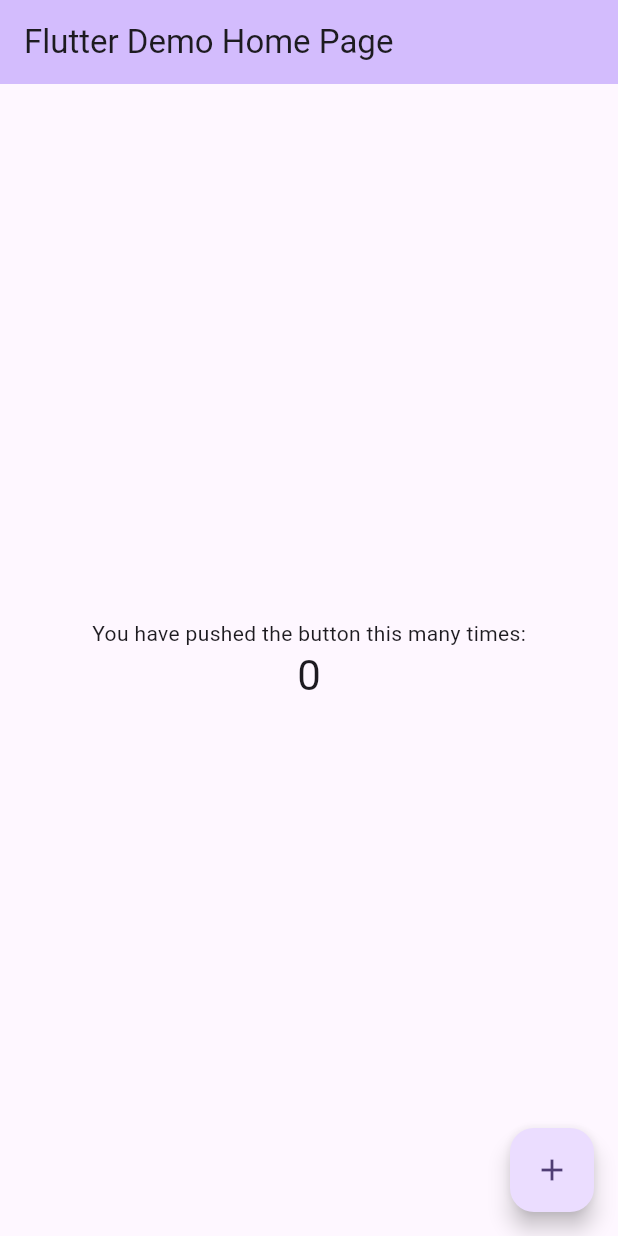
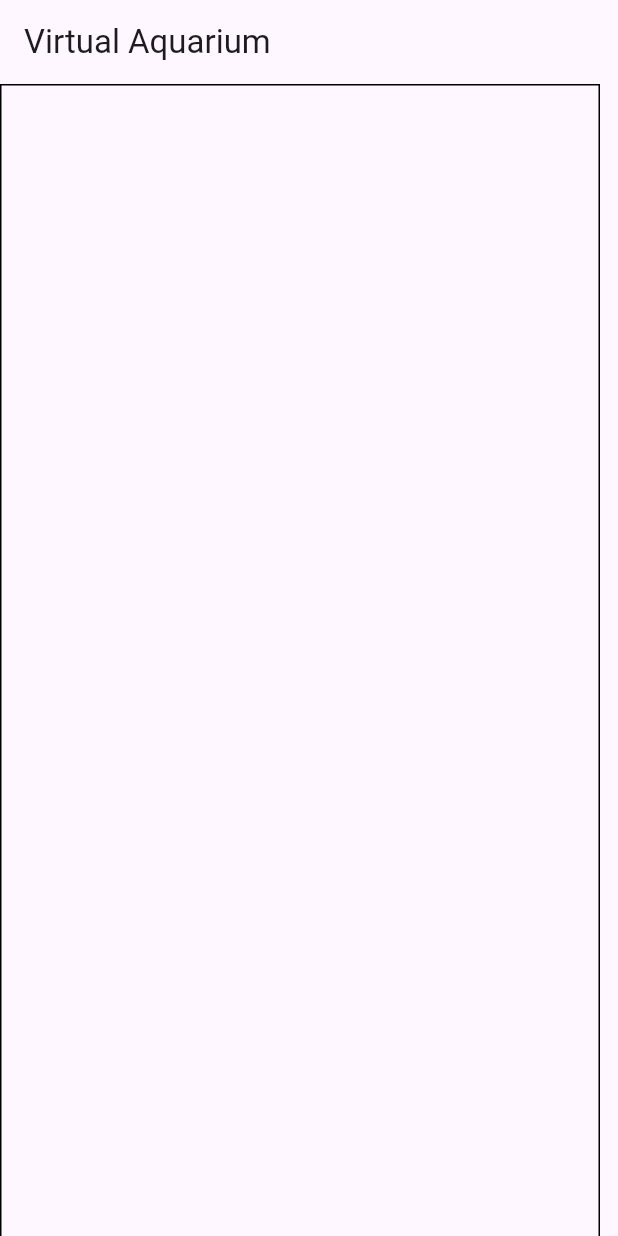
Before and after one commit to digoabari1/cw5, a Flutter app: the screen it shows after launch, on a phone screen of 412 x 824 dp. Run offline on Flutter 3.47's test engine with Material 3 defaults, Android fonts, the phone set to English and light mode, and no system bars; our stand-ins replace sqflite; accounts and stored records are empty.

Commit message:
added fish

```diff
--- a/lib/main.dart
+++ b/lib/main.dart
@@ -1,122 +1,113 @@
 import 'package:flutter/material.dart';
+import 'dart:math';
+import 'package:sqflite/sqflite.dart';
+import 'package:path/path.dart';
 
 void main() {
-  runApp(const MyApp());
+  runApp(AquariumApp());
 }
 
-class MyApp extends StatelessWidget {
-  const MyApp({super.key});
-
-  // This widget is the root of your application.
+class AquariumApp extends StatelessWidget {
   @override
   Widget build(BuildContext context) {
     return MaterialApp(
-      title: 'Flutter Demo',
-      theme: ThemeData(
-        // This is the theme of your application.
-        //
-        // TRY THIS: Try running your application with "flutter run". You'll see
-        // the application has a purple toolbar. Then, without quitting the app,
-        // try changing the seedColor in the colorScheme below to Colors.green
-        // and then invoke "hot reload" (save your changes or press the "hot
-        // reload" button in a Flutter-supported IDE, or press "r" if you used
-        // the command line to start the app).
-        //
-        // Notice that the counter didn't reset back to zero; the application
-        // state is not lost during the reload. To reset the state, use hot
-        // restart instead.
-        //
-        // This works for code too, not just values: Most code changes can be
-        // tested with just a hot reload.
-        colorScheme: ColorScheme.fromSeed(seedColor: Colors.deepPurple),
-      ),
-      home: const MyHomePage(title: 'Flutter Demo Home Page'),
+      title: 'Virtual Aquarium',
+      home: AquariumScreen(),
     );
   }
 }
 
-class MyHomePage extends StatefulWidget {
-  const MyHomePage({super.key, required this.title});
+class Fish {
+  Color color;
+  double speed;
+  Offset position;
+  Fish({required this.color, required this.speed, required this.position});
+}
 
-  // This widget is the home page of your application. It is stateful, meaning
-  // that it has a State object (defined below) that contains fields that affect
-  // how it looks.
+class AquariumScreen extends StatefulWidget {
+  @override
+  _AquariumScreenState createState() => _AquariumScreenState();
+}
 
-  // This class is the configuration for the state. It holds the values (in this
-  // case the title) provided by the parent (in this case the App widget) and
-  // used by the build method of the State. Fields in a Widget subclass are
-  // always marked "final".
-
-  final String title;
+class _AquariumScreenState extends State<AquariumScreen>
+    with SingleTickerProviderStateMixin {
+  List<Fish> fishList = [];
+  Color selectedColor = Colors.blue;
+  double selectedSpeed = 2.0;
+  late AnimationController _controller;
+  Random random = Random();
 
   @override
-  State<MyHomePage> createState() => _MyHomePageState();
+  void initState() {
+    super.initState();
+    _controller = AnimationController(
+      duration: const Duration(milliseconds: 50),
+      vsync: this,
+    )..addListener(_updateFishPositions);
+    _controller.repeat();
   }
 
-class _MyHomePageState extends State<MyHomePage> {
-  int _counter = 0;
+  void _updateFishPositions() {
+    setState(() {
+      for (var fish in fishList) {
+        fish.position = Offset(
+          (fish.position.dx + (random.nextDouble() - 0.5) * fish.speed)
+              .clamp(0, 300),
+          (fish.position.dy + (random.nextDouble() - 0.5) * fish.speed)
+              .clamp(0, 300),
+        );
+      }
+    });
+  }
 
-  void _incrementCounter() {
+  void _addFish() {
+    if (fishList.length < 10) {
       setState(() {
-      // This call to setState tells the Flutter framework that something has
-      // changed in this State, which causes it to rerun the build method below
-      // so that the display can reflect the updated values. If we changed
-      // _counter without calling setState(), then the build method would not be
-      // called again, and so nothing would appear to happen.
-      _counter++;
+        fishList.add(Fish(
+          color: selectedColor,
+          speed: selectedSpeed,
+          position: Offset(random.nextDouble() * 300, random.nextDouble() * 300),
+        ));
       });
+    }
   }
 
   @override
   Widget build(BuildContext context) {
-    // This method is rerun every time setState is called, for instance as done
-    // by the _incrementCounter method above.
-    //
-    // The Flutter framework has been optimized to make rerunning build methods
-    // fast, so that you can just rebuild anything that needs updating rather
-    // than having to individually change instances of widgets.
     return Scaffold(
-      appBar: AppBar(
-        // TRY THIS: Try changing the color here to a specific color (to
-        // Colors.amber, perhaps?) and trigger a hot reload to see the AppBar
-        // change color while the other colors stay the same.
-        backgroundColor: Theme.of(context).colorScheme.inversePrimary,
-        // Here we take the value from the MyHomePage object that was created by
-        // the App.build method, and use it to set our appbar title.
-        title: Text(widget.title),
+      appBar: AppBar(title: Text('Virtual Aquarium')),
+      body: Column(
+        children: [
+          Container(
+            width: 400,
+            height: 800,
+            decoration: BoxDecoration(border: Border.all(color: Colors.black)),
+            child: Stack(
+              children: fishList
+                  .map((fish) => Positioned(
+                left: fish.position.dx,
+                top: fish.position.dy,
+                child: Container(
+                  width: 20,
+                  height: 20,
+                  decoration: BoxDecoration(
+                    color: fish.color,
+                    shape: BoxShape.circle,
                   ),
-      body: Center(
-        // Center is a layout widget. It takes a single child and positions it
-        // in the middle of the parent.
-        child: Column(
-          // Column is also a layout widget. It takes a list of children and
-          // arranges them vertically. By default, it sizes itself to fit its
-          // children horizontally, and tries to be as tall as its parent.
-          //
-          // Column has various properties to control how it sizes itself and
-          // how it positions its children. Here we use mainAxisAlignment to
-          // center the children vertically; the main axis here is the vertical
-          // axis because Columns are vertical (the cross axis would be
-          // horizontal).
-          //
-          // TRY THIS: Invoke "debug painting" (choose the "Toggle Debug Paint"
-          // action in the IDE, or press "p" in the console), to see the
-          // wireframe for each widget.
-          mainAxisAlignment: MainAxisAlignment.center,
-          children: <Widget>[
-            const Text('You have pushed the button this many times:'),
-            Text(
-              '$_counter',
-              style: Theme.of(context).textTheme.headlineMedium,
                 ),
+              ))
+                  .toList(),
+            ),
+          ),
+          ElevatedButton(onPressed: _addFish, child: Text('Add Fish')),
         ],
       ),
-      ),
-      floatingActionButton: FloatingActionButton(
-        onPressed: _incrementCounter,
-        tooltip: 'Increment',
-        child: const Icon(Icons.add),
-      ), // This trailing comma makes auto-formatting nicer for build methods.
     );
   }
+
+  @override
+  void dispose() {
+    _controller.dispose();
+    super.dispose();
   }
+}
--- a/pubspec.yaml
+++ b/pubspec.yaml
@@ -2,7 +2,7 @@ name: cw5
 description: "A new Flutter project."
 # The following line prevents the package from being accidentally published to
 # pub.dev using `flutter pub publish`. This is preferred for private packages.
-publish_to: 'none' # Remove this line if you wish to publish to pub.dev
+publish_to: "none" # Remove this line if you wish to publish to pub.dev
 
 # The following defines the version and build number for your application.
 # A version number is three numbers separated by dots, like 1.2.43
@@ -30,6 +30,8 @@ environment:
 dependencies:
   flutter:
     sdk: flutter
+  sqflite: ^2.3.0
+  path_provider: ^2.1.2
 
   # The following adds the Cupertino Icons font to your application.
   # Use with the CupertinoIcons class for iOS style icons.
@@ -51,7 +53,6 @@ dev_dependencies:
 
 # The following section is specific to Flutter packages.
 flutter:
-
   # The following line ensures that the Material Icons font is
   # included with your application, so that you can use the icons in
   # the material Icons class.
```
Also changed, not shown: pubspec.lock, 8 other files. Lines whose indentation alone changed are shown as unchanged.
